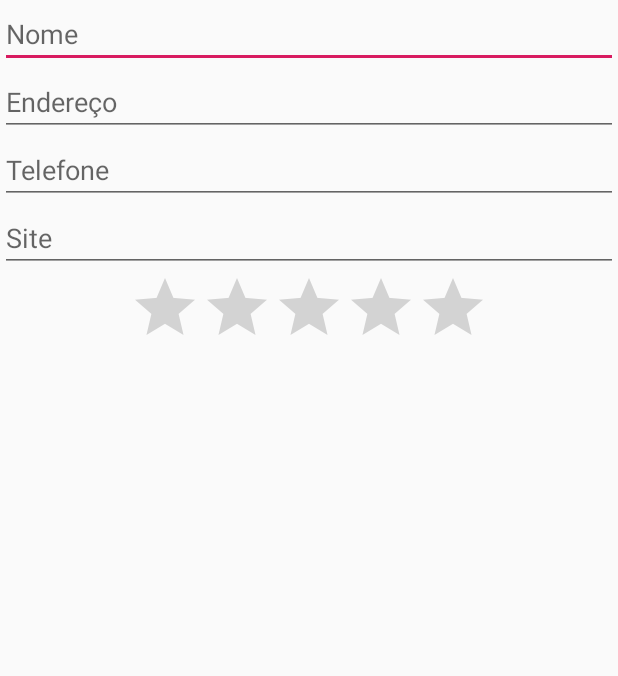
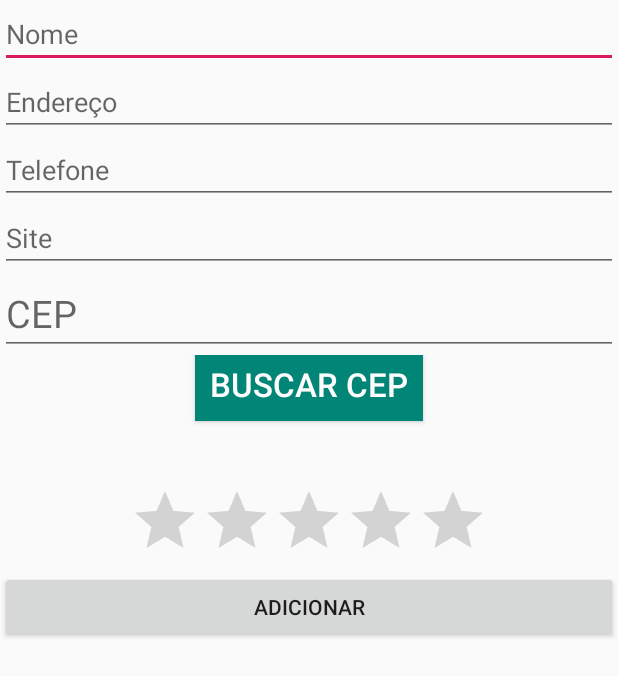
Before and after one commit to lucashegomes/android-schedule, an Android app: the FormActivity screen opened directly, with no data from a screen before it, on a phone screen of 412 x 824 dp. Shown: the top 676 px of the screen. Run offline under Robolectric (Android 15) with nearby library versions, the phone set to English and light mode, and no system bars.

Commit message:
Subindo CEP

```diff
--- a/app/src/main/java/br/com/projeto/agenda/FormActivity.java
+++ b/app/src/main/java/br/com/projeto/agenda/FormActivity.java
@@ -12,6 +12,7 @@ import android.view.MenuItem;
 import android.view.View;
 import android.widget.Button;
 import android.widget.EditText;
+import android.widget.TextView;
 import android.widget.Toast;
 
 import br.com.projeto.agenda.models.Contact;
@@ -24,6 +25,24 @@ public class FormActivity extends AppCompatActivity {
     protected void onCreate(Bundle savedInstanceState) {
         super.onCreate(savedInstanceState);
         setContentView(R.layout.activity_form);
+
+        final EditText cep = findViewById(R.id.etMain_cep);
+        final TextView resposta = findViewById(R.id.etMain_resposta);
+
+        Button btnBuscarCep = findViewById(R.id.btnMain_buscarCep);
+        btnBuscarCep.setOnClickListener(new View.OnClickListener() {
+            @Override
+            public void onClick(View view) {
+                try {
+                    CEP retorno = new HttpService(cep.getText().toString()).execute().get();
+                    retorno.setText(retorno.toString());
+                } catch (InterruptedException e) {
+                    e.printStackTrace();
+                } catch (ExecutionException e) {
+                    e.printStackTrace();
+                }
+            }
+        });
 
         helper = new FormHelper(this);
     }
--- a/app/src/main/res/layout/activity_form.xml
+++ b/app/src/main/res/layout/activity_form.xml
@@ -29,6 +29,42 @@
             android:layout_height="wrap_content"
             android:id="@+id/form_site"/>
 
+        <EditText
+            android:digits="0123456789"
+            android:layout_height="wrap_content"
+            android:hint="CEP"
+            android:id="@+id/etMain_cep"
+            android:textColor="#595959"
+            android:textSize="25sp"
+            android:inputType="number"
+            android:layout_width="match_parent"/>
+
+        <LinearLayout
+            android:gravity="center"
+            android:layout_height="wrap_content"
+            android:orientation="horizontal"
+            android:layout_width="match_parent">
+
+            <Button
+                android:background="@color/colorPrimary"
+                android:layout_height="wrap_content"
+                android:id="@+id/btnMain_buscarCep"
+                android:layout_marginBottom="10dp"
+                android:padding="10dp"
+                android:text="Buscar CEP"
+                android:textColor="#FDFDFD"
+                android:textSize="22sp"
+                android:layout_width="wrap_content"/>
+
+        </LinearLayout>
+
+        <TextView
+            android:layout_height="match_parent"
+            android:id="@+id/etMain_resposta"
+            android:textColor="#595959"
+            android:textSize="20sp"
+            android:layout_width="match_parent"/>
+
         <RatingBar
             android:layout_width="wrap_content"
             android:layout_height="wrap_content"
@@ -37,10 +73,10 @@
             android:layout_gravity="center"
             android:id="@+id/form_rate"/>
 
-<!--        <Button android:text="Adicionar"-->
-<!--            android:layout_width="match_parent"-->
-<!--            android:layout_height="wrap_content"-->
-<!--            android:id="@+id/form_save"/>-->
+        <Button android:text="Adicionar"
+            android:layout_width="match_parent"
+            android:layout_height="wrap_content"
+            android:id="@+id/form_save"/>
 
     </LinearLayout>
 
--- a/build.gradle
+++ b/build.gradle
@@ -8,6 +8,8 @@ buildscript {
     }
     dependencies {
         classpath 'com.android.tools.build:gradle:3.2.1'
+        compile 'com.google.code.gson:gson:2.8.2'
+
 
 
         // NOTE: Do not place your application dependencies here; they belong
```
Also changed, not shown: app/src/main/java/br/com/projeto/agenda/HttpService.java (added, +53 -0 lines), app/src/main/java/br/com/projeto/agenda/models/CEP.java (added, +71 -0 lines).
